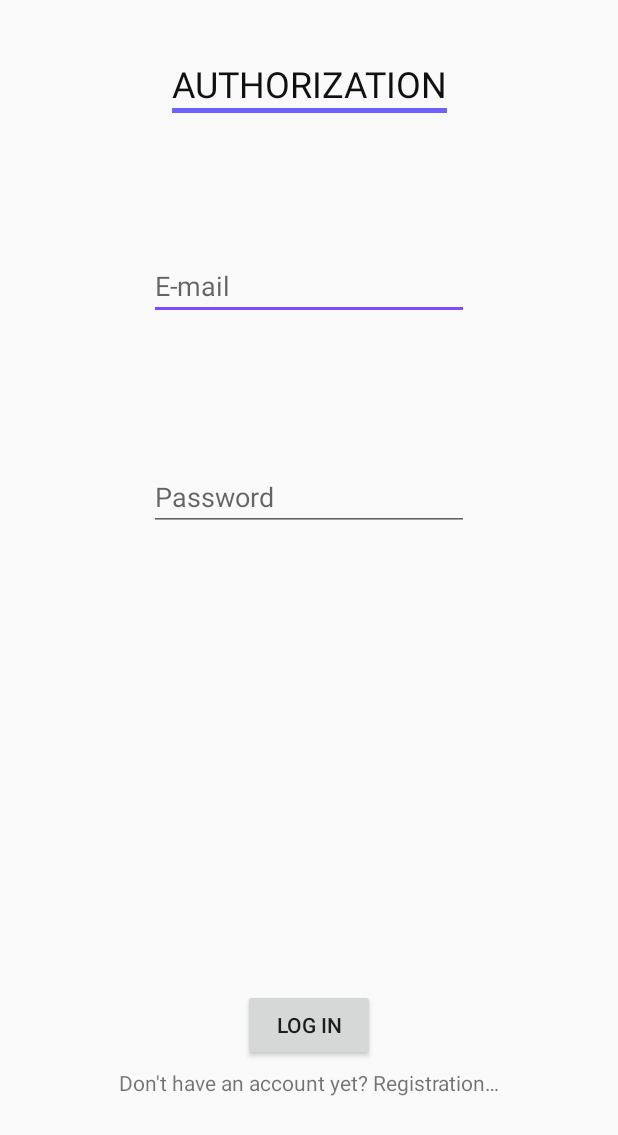
After one commit to infolab-club/cyclestarter-android, an Android app: the layout activity_authorization.xml on its own in the app's theme, with its tools: preview values and no code run, on a phone screen of 412 x 824 dp. The commit adds this screen. Shown: the top 1135 px of the screen. Run offline under Robolectric (Android 15) with nearby library versions, the phone set to English and light mode, and no system bars.

Commit message:
Добавил активити авторизации

```diff
--- /dev/null
+++ b/app/src/main/res/layout/activity_authorization.xml
@@ -0,0 +1,92 @@
+<?xml version="1.0" encoding="utf-8"?>
+<androidx.constraintlayout.widget.ConstraintLayout
+    xmlns:android="http://schemas.android.com/apk/res/android"
+    xmlns:app="http://schemas.android.com/apk/res-auto"
+    xmlns:tools="http://schemas.android.com/tools"
+    android:layout_width="match_parent"
+    android:layout_height="match_parent">
+
+    <TextView
+        android:id="@+id/AuthorizationText"
+        android:layout_width="wrap_content"
+        android:layout_height="wrap_content"
+        android:text="@string/authorization_header"
+        android:textAllCaps="true"
+        android:textColor="@color/black"
+        android:textSize="24sp"
+        app:layout_constraintBottom_toBottomOf="parent"
+        app:layout_constraintEnd_toEndOf="parent"
+        app:layout_constraintStart_toStartOf="parent"
+        app:layout_constraintTop_toTopOf="parent"
+        app:layout_constraintVertical_bias="0.05"/>
+
+    <View
+        android:id="@+id/lineHeaderRegistration"
+        android:layout_width="0dp"
+        android:layout_height="3dp"
+        android:background="@color/base"
+        app:layout_constraintEnd_toEndOf="@+id/AuthorizationText"
+        app:layout_constraintStart_toStartOf="@+id/AuthorizationText"
+        app:layout_constraintTop_toBottomOf="@+id/AuthorizationText" />
+
+    <EditText
+        android:id="@+id/inputEmail"
+        android:layout_width="wrap_content"
+        android:layout_height="wrap_content"
+        android:autofillHints=""
+        android:ems="10"
+        android:hint="@string/input_email"
+        android:inputType="textEmailAddress"
+        android:textColor="@color/black"
+        app:layout_constraintBottom_toTopOf="@+id/inputPassword"
+        app:layout_constraintEnd_toEndOf="parent"
+        app:layout_constraintStart_toStartOf="parent"
+        app:layout_constraintTop_toBottomOf="@+id/AuthorizationText"
+        tools:targetApi="o" />
+
+    <EditText
+        android:id="@+id/inputPassword"
+        android:layout_width="wrap_content"
+        android:layout_height="wrap_content"
+        android:autofillHints=""
+        android:ems="10"
+        android:hint="@string/input_password"
+        android:inputType="textPassword"
+        app:layout_constraintBottom_toTopOf="@+id/space"
+        app:layout_constraintEnd_toEndOf="parent"
+        app:layout_constraintStart_toStartOf="parent"
+        app:layout_constraintTop_toBottomOf="@+id/inputEmail" />
+
+    <Space
+        android:id="@+id/space"
+        android:layout_width="0dp"
+        android:layout_height="wrap_content"
+        android:layout_marginTop="114dp"
+        app:layout_constraintBottom_toTopOf="@+id/buttonLogin"
+        app:layout_constraintEnd_toEndOf="parent"
+        app:layout_constraintStart_toStartOf="parent"
+        app:layout_constraintTop_toBottomOf="@+id/inputPassword" />
+
+    <Button
+        android:id="@+id/buttonLogin"
+        android:layout_width="wrap_content"
+        android:layout_height="wrap_content"
+        android:text="@string/button_login"
+        app:layout_constraintBottom_toBottomOf="parent"
+        app:layout_constraintEnd_toEndOf="parent"
+        app:layout_constraintStart_toStartOf="parent"
+        app:layout_constraintTop_toTopOf="parent"
+        app:layout_constraintVertical_bias="0.85" />
+
+    <TextView
+        android:id="@+id/RegisterLink"
+        android:layout_width="wrap_content"
+        android:layout_height="wrap_content"
+        android:text="@string/link_register"
+        app:layout_constraintBottom_toBottomOf="parent"
+        app:layout_constraintEnd_toEndOf="parent"
+        app:layout_constraintStart_toStartOf="parent"
+        app:layout_constraintTop_toBottomOf="@+id/buttonLogin"
+        app:layout_constraintVertical_bias="0.05"/>
+
+</androidx.constraintlayout.widget.ConstraintLayout>
--- a/app/src/main/res/values/strings.xml
+++ b/app/src/main/res/values/strings.xml
@@ -10,4 +10,10 @@
     <string name="header_user">Collaborator</string>
     <string name="button_box_clear">Clear</string>
     <string name="button_box_done">Done</string>
+
+    <!--    Окно авторизации    -->
+    <string name="authorization_header">Authorization</string>
+    <string name="input_password">Password</string>
+    <string name="link_register">Don\'t have an account yet? Registration…</string>
+    <string name="button_login">Log in</string>
 </resources>
--- a/build.gradle
+++ b/build.gradle
@@ -6,7 +6,7 @@ buildscript {
         jcenter()
     }
     dependencies {
-        classpath 'com.android.tools.build:gradle:3.6.3'
+        classpath 'com.android.tools.build:gradle:4.0.0'
 
         // NOTE: Do not place your application dependencies here; they belong
         // in the individual module build.gradle files
```
Also changed, not shown: gradle/wrapper/gradle-wrapper.properties, 1 other file.
